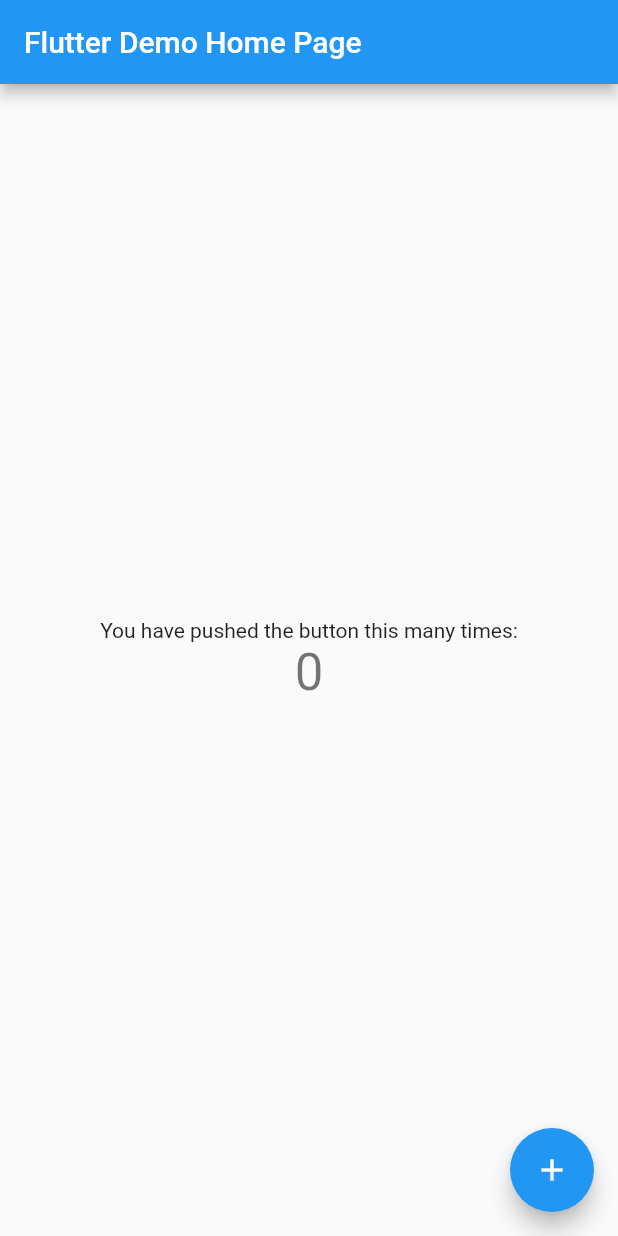
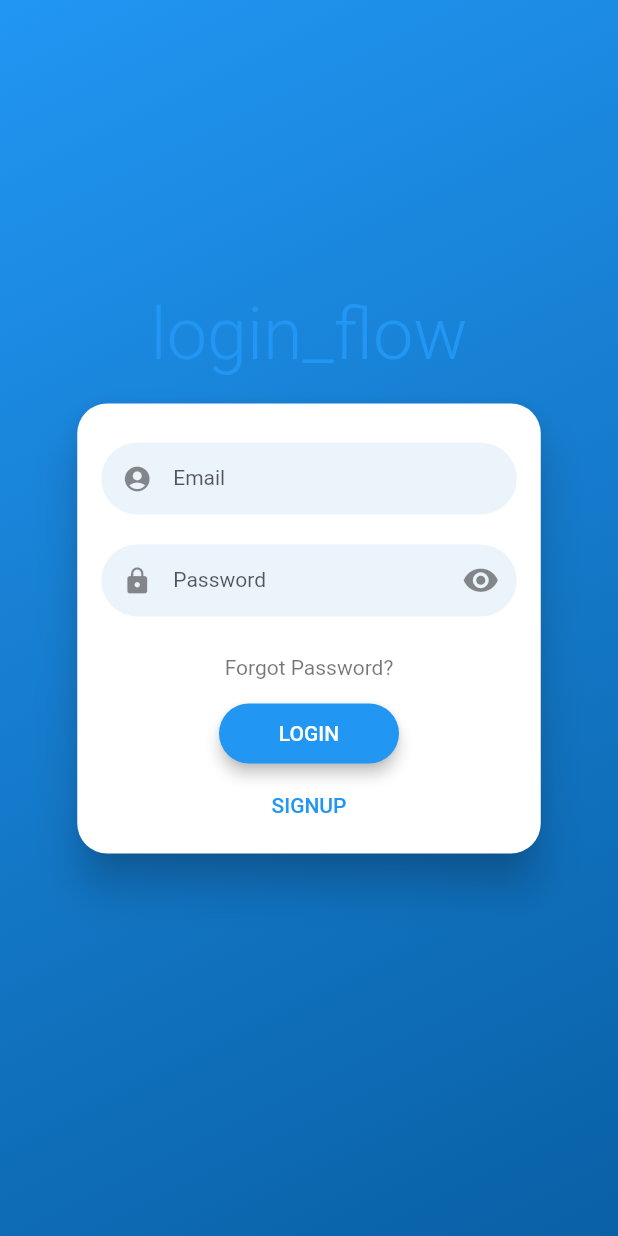
Before and after one commit to pi-surfer/Biometric_app, a Flutter app: the screen it shows after launch, on a phone screen of 412 x 824 dp. Run offline on Flutter 3.47's test engine with Material 2 defaults, Android fonts, the phone set to English and light mode, and no system bars; drawn by our look-alikes of flutter_login.

Commit message:
Added basic Navigation and LoginPage

```diff
--- a/lib/main.dart
+++ b/lib/main.dart
@@ -1,115 +1,20 @@
 import 'package:flutter/material.dart';
+
+import 'package:app_project/screens/login_page.dart';
+
 
 void main() {
   runApp(const MyApp());
-}
+
+} // main
 
 class MyApp extends StatelessWidget {
-  const MyApp({super.key});
-
-  // This widget is the root of your application.
-  @override
-  Widget build(BuildContext context) {
-    return MaterialApp(
-      title: 'Flutter Demo',
-      theme: ThemeData(
-        // This is the theme of your application.
-        //
-        // Try running your application with "flutter run". You'll see the
-        // application has a blue toolbar. Then, without quitting the app, try
-        // changing the primarySwatch below to Colors.green and then invoke
-        // "hot reload" (press "r" in the console where you ran "flutter run",
-        // or simply save your changes to "hot reload" in a Flutter IDE).
-        // Notice that the counter didn't reset back to zero; the application
-        // is not restarted.
-        primarySwatch: Colors.blue,
-      ),
-      home: const MyHomePage(title: 'Flutter Demo Home Page'),
-    );
-  }
-}
-
-class MyHomePage extends StatefulWidget {
-  const MyHomePage({super.key, required this.title});
-
-  // This widget is the home page of your application. It is stateful, meaning
-  // that it has a State object (defined below) that contains fields that affect
-  // how it looks.
-
-  // This class is the configuration for the state. It holds the values (in this
-  // case the title) provided by the parent (in this case the App widget) and
-  // used by the build method of the State. Fields in a Widget subclass are
-  // always marked "final".
-
-  final String title;
-
-  @override
-  State<MyHomePage> createState() => _MyHomePageState();
-}
-
-class _MyHomePageState extends State<MyHomePage> {
-  int _counter = 0;
-
-  void _incrementCounter() {
-    setState(() {
-      // This call to setState tells the Flutter framework that something has
-      // changed in this State, which causes it to rerun the build method below
-      // so that the display can reflect the updated values. If we changed
-      // _counter without calling setState(), then the build method would not be
-      // called again, and so nothing would appear to happen.
-      _counter++;
-    });
-  }
+  const MyApp({Key? key}) : super(key: key);
 
   @override
   Widget build(BuildContext context) {
-    // This method is rerun every time setState is called, for instance as done
-    // by the _incrementCounter method above.
-    //
-    // The Flutter framework has been optimized to make rerunning build methods
-    // fast, so that you can just rebuild anything that needs updating rather
-    // than having to individually change instances of widgets.
-    return Scaffold(
-      appBar: AppBar(
-        // Here we take the value from the MyHomePage object that was created by
-        // the App.build method, and use it to set our appbar title.
-        title: Text(widget.title),
-      ),
-      body: Center(
-        // Center is a layout widget. It takes a single child and positions it
-        // in the middle of the parent.
-        child: Column(
-          // Column is also a layout widget. It takes a list of children and
-          // arranges them vertically. By default, it sizes itself to fit its
-          // children horizontally, and tries to be as tall as its parent.
-          //
-          // Invoke "debug painting" (press "p" in the console, choose the
-          // "Toggle Debug Paint" action from the Flutter Inspector in Android
-          // Studio, or the "Toggle Debug Paint" command in Visual Studio Code)
-          // to see the wireframe for each widget.
-          //
-          // Column has various properties to control how it sizes itself and
-          // how it positions its children. Here we use mainAxisAlignment to
-          // center the children vertically; the main axis here is the vertical
-          // axis because Columns are vertical (the cross axis would be
-          // horizontal).
-          mainAxisAlignment: MainAxisAlignment.center,
-          children: <Widget>[
-            const Text(
-              'You have pushed the button this many times:',
-            ),
-            Text(
-              '$_counter',
-              style: Theme.of(context).textTheme.headlineMedium,
-            ),
-          ],
-        ),
-      ),
-      floatingActionButton: FloatingActionButton(
-        onPressed: _incrementCounter,
-        tooltip: 'Increment',
-        child: const Icon(Icons.add),
-      ), // This trailing comma makes auto-formatting nicer for build methods.
+    return const MaterialApp(
+      home: LoginPage()
     );
-  }
-}
+  } // build
+} // MyApp
--- /dev/null
+++ b/lib/screens/login_page.dart
@@ -0,0 +1,42 @@
+import 'package:flutter/material.dart';
+import 'package:flutter_login/flutter_login.dart';
+
+import 'package:app_project/screens/home_page.dart';
+
+
+class LoginPage extends StatelessWidget {
+  const LoginPage({Key? key}) : super(key: key);
+
+  static const routename = 'LoginPage';
+
+  // qui si inserisce la funzione che controlla che il nome utente e la password siano giusti
+   Future <String> _loginUser(LoginData data) async {
+    if(data.name == 'bug@expert.com' && data.password == '5TrNgP5Wd') {
+      return '';
+    } else {
+      return ('wrong credentials');
+    }
+   } // _loginUser
+
+   Future <String> _signUpUser(SignupData data) async{
+    return 'to be implemented';
+   } // _signUpUser
+
+   Future <String> _recoverPassword(String email) async{
+    return 'recover password functionality needs to be implemented';
+   } // _recoverPassword
+
+  @override
+  Widget build(BuildContext context) {
+
+    return FlutterLogin(
+      title: 'login_flow',
+      onLogin: _loginUser,
+      onSignup: _signUpUser,
+      onRecoverPassword: _recoverPassword, // devo mettere queste funzioni perché sono onSignup e onRecoverPassword sono richiesti da FlutterLogin
+      onSubmitAnimationCompleted: () async{
+        Navigator.of(context).pushReplacement(MaterialPageRoute(builder: (context) => HomePage()));
+      },
+    );
+  } // build
+} // LoginScreen
--- a/pubspec.yaml
+++ b/pubspec.yaml
@@ -35,6 +35,7 @@
   # The following adds the Cupertino Icons font to your application.
   # Use with the CupertinoIcons class for iOS style icons.
   cupertino_icons: ^1.0.2
+  flutter_login: ^4.1.1
 
 dev_dependencies:
   flutter_test:
```
Also changed, not shown: lib/screens/home_page.dart (added, +49 -0 lines), lib/screens/partner_page.dart (added), lib/screens/profile_page.dart (added), lib/screens/projects_page.dart (added), lib/screens/reward_page.dart (added), lib/screens/training_page.dart (added), pubspec.lock, 14 other files.
